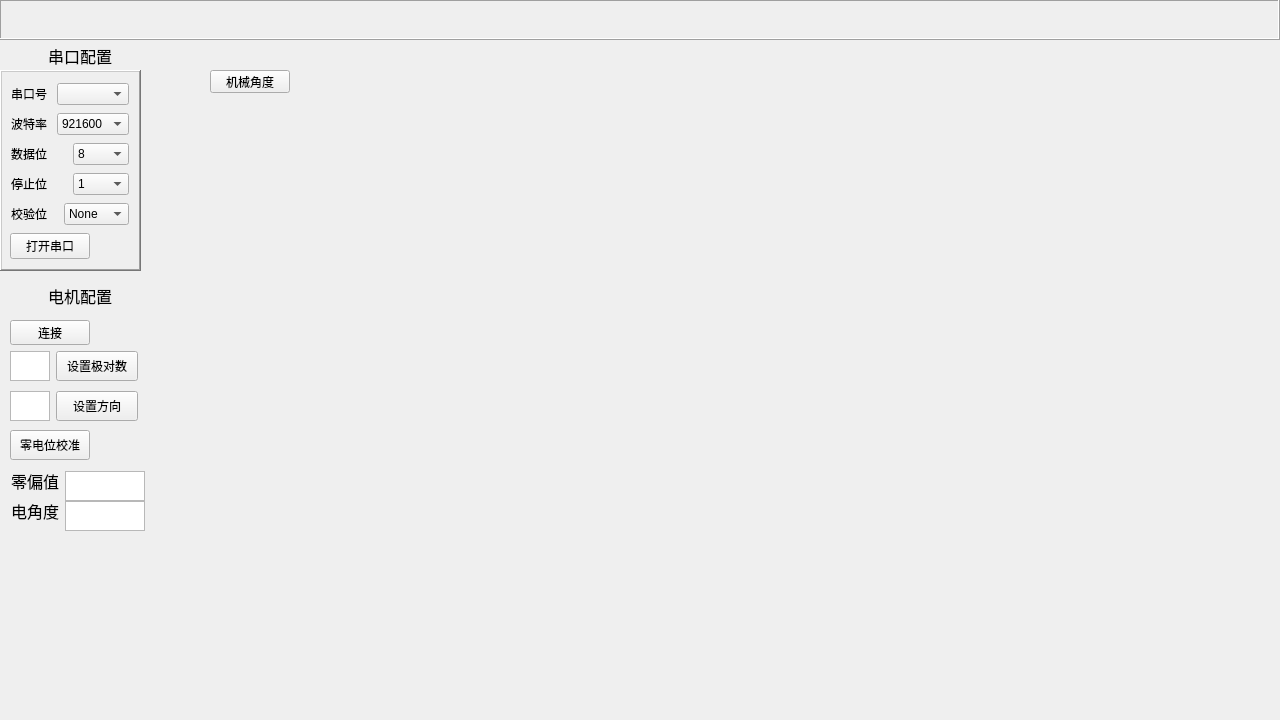
Above: widget.ui from lhzloveyyj/LiJointMaster before the change. Below: the same form after it.
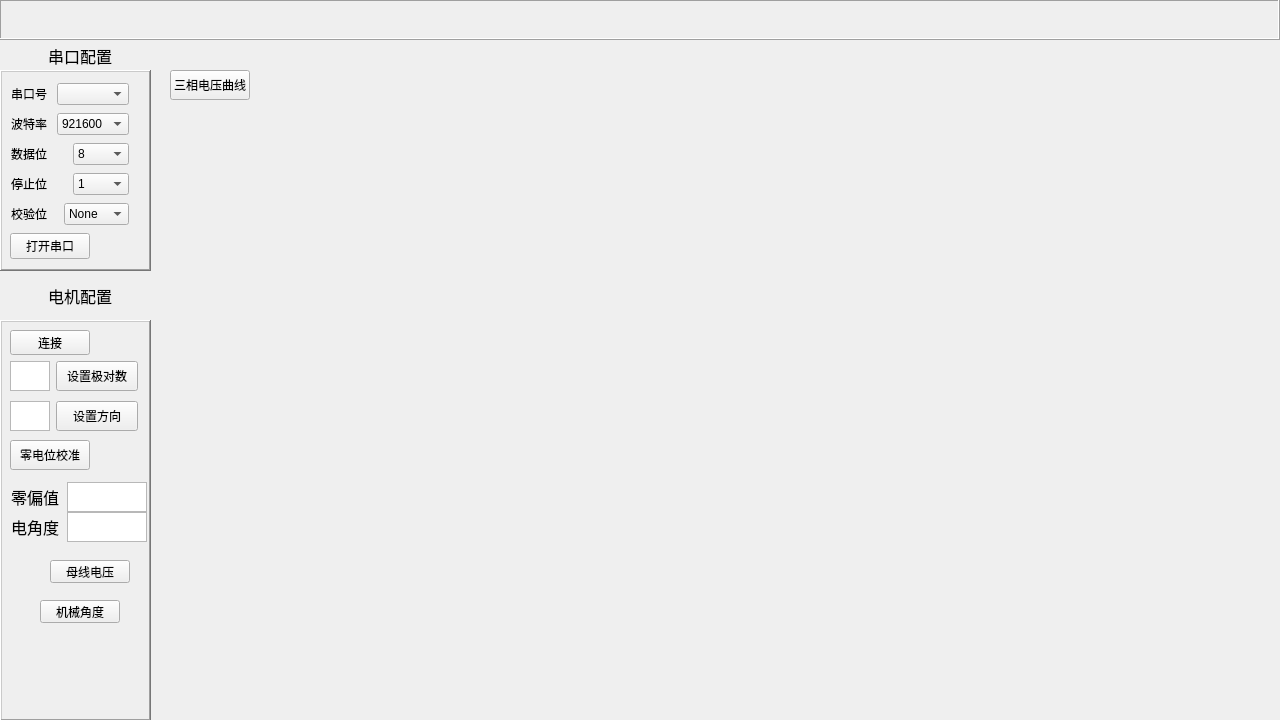
That is the form after the change. Icons and pictures are not drawn.

Commit message: 添加零点校准

Diff of the .ui file:
```diff
--- a/widget.ui
+++ b/widget.ui
@@ -18,7 +18,7 @@
     <rect>
      <x>0</x>
      <y>70</y>
-     <width>141</width>
+     <width>151</width>
      <height>201</height>
     </rect>
    </property>
@@ -346,11 +346,69 @@
     </item>
    </layout>
   </widget>
-  <widget class="QWidget" name="layoutWidget">
+  <widget class="QPushButton" name="Uabc_bt">
    <property name="geometry">
     <rect>
-     <x>10</x>
+     <x>170</x>
+     <y>70</y>
+     <width>80</width>
+     <height>30</height>
+    </rect>
+   </property>
+   <property name="maximumSize">
+    <size>
+     <width>100</width>
+     <height>30</height>
+    </size>
+   </property>
+   <property name="styleSheet">
+    <string notr="true">QPushButton:checked {
+    background-color: #2ecc71;     /* 按下（checked）变亮绿色 */
+    color: black;                  /* 更明显 */
+    font-weight: bold;
+    border: 2px solid #27ae60;
+}</string>
+   </property>
+   <property name="text">
+    <string>三相电压曲线</string>
+   </property>
+   <property name="checkable">
+    <bool>true</bool>
+   </property>
+  </widget>
+  <widget class="QFrame" name="frame_3">
+   <property name="geometry">
+    <rect>
+     <x>0</x>
      <y>320</y>
+     <width>151</width>
+     <height>401</height>
+    </rect>
+   </property>
+   <property name="frameShape">
+    <enum>QFrame::Shape::WinPanel</enum>
+   </property>
+   <property name="frameShadow">
+    <enum>QFrame::Shadow::Raised</enum>
+   </property>
+   <widget class="QPushButton" name="pushButton">
+    <property name="geometry">
+     <rect>
+      <x>50</x>
+      <y>240</y>
+      <width>80</width>
+      <height>23</height>
+     </rect>
+    </property>
+    <property name="text">
+     <string>母线电压</string>
+    </property>
+   </widget>
+   <widget class="QWidget" name="layoutWidget">
+    <property name="geometry">
+     <rect>
+      <x>10</x>
+      <y>10</y>
      <width>108</width>
      <height>25</height>
     </rect>
@@ -387,27 +445,24 @@
     </item>
    </layout>
   </widget>
-  <widget class="QPushButton" name="mechanicalAngle_bt">
+   <widget class="QPushButton" name="zeroOffset_bt">
    <property name="geometry">
     <rect>
-     <x>210</x>
-     <y>70</y>
+      <x>10</x>
+      <y>120</y>
      <width>80</width>
-     <height>23</height>
+      <height>30</height>
     </rect>
    </property>
    <property name="text">
-    <string>机械角度</string>
-   </property>
-   <property name="checkable">
-    <bool>true</bool>
+     <string>零电位校准</string>
    </property>
   </widget>
   <widget class="QWidget" name="layoutWidget">
    <property name="geometry">
     <rect>
      <x>10</x>
-     <y>350</y>
+      <y>40</y>
      <width>128</width>
      <height>32</height>
     </rect>
@@ -442,7 +497,7 @@
    <property name="geometry">
     <rect>
      <x>10</x>
-     <y>390</y>
+      <y>80</y>
      <width>128</width>
      <height>32</height>
     </rect>
@@ -473,28 +528,42 @@
     </item>
    </layout>
   </widget>
-  <widget class="QPushButton" name="zeroOffset_bt">
+   <widget class="QPushButton" name="mechanicalAngle_bt">
    <property name="geometry">
     <rect>
-     <x>10</x>
-     <y>430</y>
+      <x>40</x>
+      <y>280</y>
      <width>80</width>
-     <height>30</height>
-    </rect>
-   </property>
+      <height>23</height>
+     </rect>
+    </property>
+    <property name="styleSheet">
+     <string notr="true">QPushButton:checked {
+    background-color: #2ecc71;     /* 按下（checked）变亮绿色 */
+    color: black;                  /* 更明显 */
+    font-weight: bold;
+    border: 2px solid #27ae60;
+}</string>
+    </property>
    <property name="text">
-    <string>零电位校准</string>
-   </property>
-  </widget>
+     <string>机械角度</string>
+    </property>
+    <property name="checkable">
+     <bool>true</bool>
+    </property>
+   </widget>
+   <widget class="QWidget" name="layoutWidget">
+    <property name="geometry">
+     <rect>
+      <x>11</x>
+      <y>161</y>
+      <width>136</width>
+      <height>32</height>
+     </rect>
+    </property>
+    <layout class="QHBoxLayout" name="horizontalLayout_12">
+     <item>
   <widget class="QLabel" name="label_8">
-   <property name="geometry">
-    <rect>
-     <x>11</x>
-     <y>471</y>
-     <width>48</width>
-     <height>20</height>
-    </rect>
-   </property>
    <property name="font">
     <font>
      <pointsize>12</pointsize>
@@ -504,15 +573,31 @@
     <string>零偏值</string>
    </property>
   </widget>
+     </item>
+     <item>
+      <widget class="QTextEdit" name="zeroOffset_te">
+       <property name="maximumSize">
+        <size>
+         <width>80</width>
+         <height>30</height>
+        </size>
+       </property>
+      </widget>
+     </item>
+    </layout>
+   </widget>
+   <widget class="QWidget" name="layoutWidget">
+    <property name="geometry">
+     <rect>
+      <x>11</x>
+      <y>191</y>
+      <width>136</width>
+      <height>32</height>
+     </rect>
+    </property>
+    <layout class="QHBoxLayout" name="horizontalLayout_13">
+     <item>
   <widget class="QLabel" name="label_11">
-   <property name="geometry">
-    <rect>
-     <x>11</x>
-     <y>501</y>
-     <width>48</width>
-     <height>20</height>
-    </rect>
-   </property>
    <property name="font">
     <font>
      <pointsize>12</pointsize>
@@ -522,37 +607,19 @@
     <string>电角度</string>
    </property>
   </widget>
-  <widget class="QTextEdit" name="zeroOffset_te">
-   <property name="geometry">
-    <rect>
-     <x>65</x>
-     <y>471</y>
-     <width>80</width>
-     <height>30</height>
-    </rect>
-   </property>
-   <property name="maximumSize">
-    <size>
-     <width>80</width>
-     <height>30</height>
-    </size>
-   </property>
-  </widget>
+     </item>
+     <item>
   <widget class="QTextEdit" name="correctedElecAngle_te">
-   <property name="geometry">
-    <rect>
-     <x>65</x>
-     <y>501</y>
-     <width>80</width>
-     <height>30</height>
-    </rect>
-   </property>
    <property name="maximumSize">
     <size>
      <width>80</width>
      <height>30</height>
     </size>
    </property>
+      </widget>
+     </item>
+    </layout>
+   </widget>
   </widget>
  </widget>
  <resources/>
```
Lines whose indentation alone changed are shown as unchanged. The commit also changes 599 other files.
